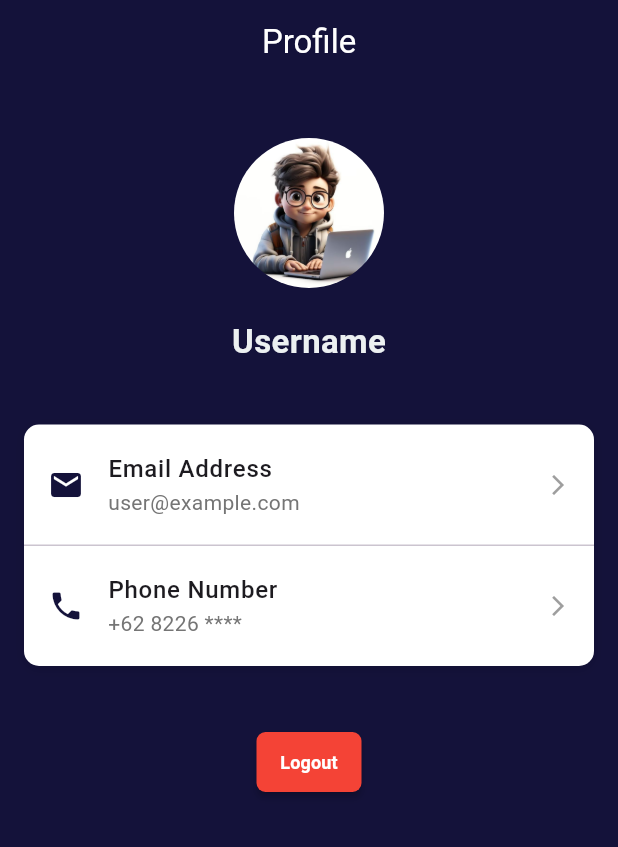
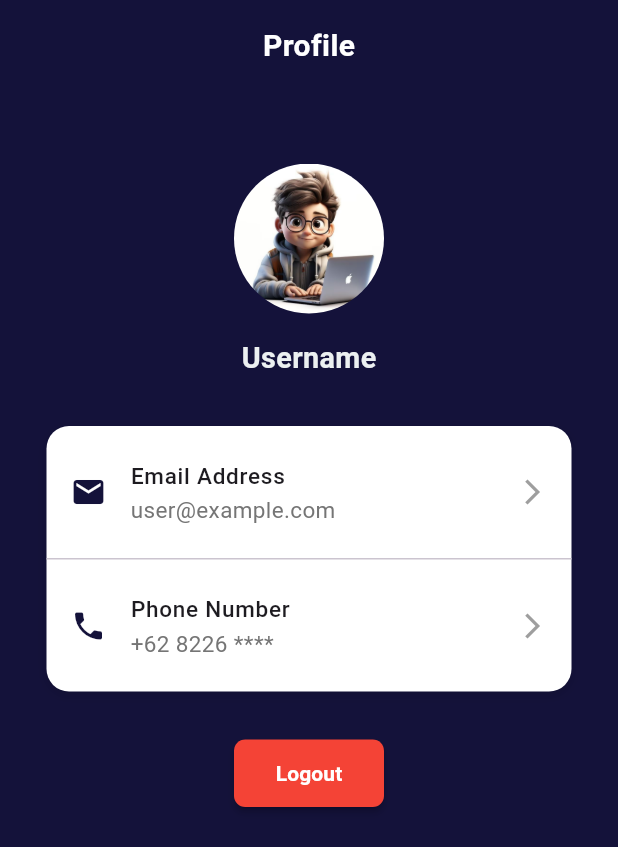
Before and after one commit to ForcesR2N/e-learning-project, a Flutter app: the ProfilePage screen opened directly, on a phone screen of 412 x 824 dp. Shown: the top 847 px of the screen. Run offline on Flutter 3.47's test engine with Material 3 defaults, Android fonts, the light colour scheme and no system bars; our stand-ins replace device_preview, get, sqflite, youtube_player_flutter; accounts and stored records are empty.

Commit message:
fix responsive profile page

```diff
--- a/lib/pages/profile_page.dart
+++ b/lib/pages/profile_page.dart
@@ -3,48 +3,67 @@ import 'package:get/get.dart';
 import 'package:e_learning/controller/controller.dart';
 import 'package:e_learning/component/my_color.dart';
 import 'package:e_learning/pages/login_page.dart';
+import 'package:e_learning/utils/responsive_layout.dart';
 
 class ProfilePage extends StatelessWidget {
   const ProfilePage({super.key});
 
-  static const double tabletBreakpoint = 600;
-  static const double desktopBreakpoint = 1200;
-
   @override
   Widget build(BuildContext context) {
-    final Controller controller = Get.find();
-    final isLandscape =
-        MediaQuery.of(context).orientation == Orientation.landscape;
-    final screenWidth = MediaQuery.of(context).size.width;
-    final screenHeight = MediaQuery.of(context).size.height;
-
-    final isTablet =
-        screenWidth >= tabletBreakpoint && screenWidth < desktopBreakpoint;
-
     return Scaffold(
       backgroundColor: AppColor.primaryBlue,
-      appBar: AppBar(
-        title: Text("Profile", style: TextStyle(color: Colors.white)),
-        backgroundColor: AppColor.primaryBlue,
-        elevation: 0,
-        centerTitle: true,
-        automaticallyImplyLeading: false,
-      ),
-      body: SafeArea(
-        child: SingleChildScrollView(
-          child: Padding(
-            padding: EdgeInsets.all(isTablet ? 24.0 : 16.0),
-            child: isLandscape
-                ? _buildLandscapeLayout(
-                    controller, screenWidth, screenHeight, isTablet)
-                : _buildPortraitLayout(controller, isTablet),
-          ),
-        ),
+      body: Responsive(
+        mobile: _buildProfileContent(context),
+        tablet: _buildProfileContent(context, isTablet: true),
       ),
     );
   }
 
-  Widget _buildPortraitLayout(Controller controller, bool isTablet) {
+  Widget _buildProfileContent(BuildContext context, {bool isTablet = false}) {
+    final Controller controller = Get.find();
+    final isLandscape = Responsive.isLandscape(context);
+
+    return SafeArea(
+      child: Column(
+        children: [
+          _buildAppBar(context, isTablet),
+          Expanded(
+            child: SingleChildScrollView(
+              child: Padding(
+                padding: EdgeInsets.all(context.spacing),
+                child: isLandscape
+                    ? _buildLandscapeLayout(context, controller, isTablet)
+                    : _buildPortraitLayout(context, controller, isTablet),
+              ),
+            ),
+          ),
+        ],
+      ),
+    );
+  }
+
+  Widget _buildAppBar(BuildContext context, bool isTablet) {
+    return Container(
+      padding: EdgeInsets.all(context.spacing),
+      color: AppColor.primaryBlue,
+      child: Row(
+        mainAxisAlignment: MainAxisAlignment.center,
+        children: [
+          Text(
+            "Profile",
+            style: TextStyle(
+              color: Colors.white,
+              fontSize: isTablet ? 30.0 : 20.0,
+              fontWeight: FontWeight.bold,
+            ),
+          ),
+        ],
+      ),
+    );
+  }
+
+  Widget _buildPortraitLayout(
+      BuildContext context, Controller controller, bool isTablet) {
     return Center(
       child: Container(
         constraints: BoxConstraints(
@@ -53,56 +72,55 @@ class ProfilePage extends StatelessWidget {
         child: Column(
           crossAxisAlignment: CrossAxisAlignment.center,
           children: [
-            SizedBox(height: isTablet ? 60 : 20),
-            _buildProfileImage(isTablet),
-            SizedBox(height: isTablet ? 30 : 20),
-            _buildUsername(controller, isTablet),
-            SizedBox(height: isTablet ? 60 : 40),
-            _buildInfoList(isTablet),
-            SizedBox(height: isTablet ? 60 : 40),
-            _buildLogoutButton(isTablet),
-            SizedBox(height: 20),
+            SizedBox(height: context.spacing * 2),
+            _buildProfileImage(context, isTablet),
+            SizedBox(height: context.spacing),
+            _buildUsername(context, controller, isTablet),
+            SizedBox(height: context.spacing * 2),
+            _buildInfoList(context, isTablet),
+            SizedBox(height: context.spacing * 2),
+            _buildLogoutButton(context, isTablet),
+            SizedBox(height: context.spacing),
           ],
         ),
       ),
     );
   }
 
-  Widget _buildLandscapeLayout(Controller controller, double screenWidth,
-      double screenHeight, bool isTablet) {
+  Widget _buildLandscapeLayout(
+      BuildContext context, Controller controller, bool isTablet) {
     return Center(
       child: Container(
         constraints: BoxConstraints(
           maxWidth: isTablet ? 900 : double.infinity,
         ),
         child: Row(
-          crossAxisAlignment: CrossAxisAlignment.center,
+          crossAxisAlignment: CrossAxisAlignment.start,
+          mainAxisAlignment: MainAxisAlignment.center,
           children: [
             Expanded(
-              flex: isTablet ? 2 : 4,
+              flex: 1,
               child: Column(
                 mainAxisAlignment: MainAxisAlignment.center,
                 children: [
-                  SizedBox(height: isTablet ? 120 : 20),
-                  _buildProfileImage(isTablet),
-                  SizedBox(height: isTablet ? 30 : 20),
-                  _buildUsername(controller, isTablet),
+                  SizedBox(height: context.spacing),
+                  _buildProfileImage(context, isTablet),
+                  SizedBox(height: context.spacing),
+                  _buildUsername(context, controller, isTablet),
                 ],
               ),
             ),
-            SizedBox(width: isTablet ? 60 : 20),
+            SizedBox(width: context.spacing * 3),
             Expanded(
-              flex: isTablet ? 2 : 4,
-              child: Center(
-                child: Column(
-                  mainAxisAlignment: MainAxisAlignment.center,
-                  children: [
-                    SizedBox(height: isTablet ? 120 : 40),
-                    _buildInfoList(isTablet),
-                    SizedBox(height: isTablet ? 40 : 20),
-                    _buildLogoutButton(isTablet),
-                  ],
-                ),
+              flex: 2,
+              child: Column(
+                mainAxisAlignment: MainAxisAlignment.center,
+                children: [
+                  SizedBox(height: context.spacing * 2),
+                  _buildInfoList(context, isTablet),
+                  SizedBox(height: context.spacing * 3),
+                  _buildLogoutButton(context, isTablet),
+                ],
               ),
             ),
           ],
@@ -111,20 +129,21 @@ class ProfilePage extends StatelessWidget {
     );
   }
 
-  Widget _buildProfileImage(bool isTablet) {
+  Widget _buildProfileImage(BuildContext context, bool isTablet) {
     return CircleAvatar(
-      radius: isTablet ? 90 : 50,
+      radius: isTablet ? 100 : 50,
       backgroundImage: AssetImage('lib/image/profile_pic.jpg'),
       backgroundColor: AppColor.primaryBlue.withOpacity(0.2),
     );
   }
 
-  Widget _buildUsername(Controller controller, bool isTablet) {
+  Widget _buildUsername(
+      BuildContext context, Controller controller, bool isTablet) {
     return Obx(
       () => Text(
         controller.name.isNotEmpty ? controller.name.value : "Username",
         style: TextStyle(
-          fontSize: isTablet ? 35 : 22,
+          fontSize: isTablet ? context.fontSize * 2 : context.fontSize * 1.2,
           fontWeight: FontWeight.bold,
           color: AppColor.textColor,
         ),
@@ -132,11 +151,12 @@ class ProfilePage extends StatelessWidget {
     );
   }
 
-  Widget _buildInfoList(bool isTablet) {
+  Widget _buildInfoList(BuildContext context, bool isTablet) {
     return Container(
+      width: isTablet ? 500 : 350,
       decoration: BoxDecoration(
         color: Colors.white,
-        borderRadius: BorderRadius.circular(isTablet ? 16 : 10),
+        borderRadius: BorderRadius.circular(context.radius),
         boxShadow: [
           BoxShadow(
             color: Colors.black12,
@@ -148,6 +168,7 @@ class ProfilePage extends StatelessWidget {
       child: Column(
         children: [
           _buildListTile(
+            context: context,
             icon: Icons.email,
             title: "Email Address",
             subtitle: "user@example.com",
@@ -155,6 +176,7 @@ class ProfilePage extends StatelessWidget {
           ),
           Divider(height: 1),
           _buildListTile(
+            context: context,
             icon: Icons.phone,
             title: "Phone Number",
             subtitle: "+62 8226 ****",
@@ -166,6 +188,7 @@ class ProfilePage extends StatelessWidget {
   }
 
   Widget _buildListTile({
+    required BuildContext context,
     required IconData icon,
     required String title,
     required String subtitle,
@@ -173,8 +196,8 @@ class ProfilePage extends StatelessWidget {
   }) {
     return ListTile(
       contentPadding: EdgeInsets.symmetric(
-        horizontal: isTablet ? 24.0 : 16.0,
-        vertical: isTablet ? 8.0 : 4.0,
+        horizontal: context.spacing,
+        vertical: context.spacing / 2,
       ),
       leading: Icon(
         icon,
@@ -185,28 +208,29 @@ class ProfilePage extends StatelessWidget {
         title,
         style: TextStyle(
           fontWeight: FontWeight.w500,
-          fontSize: isTablet ? 20 : 16,
+          fontSize: isTablet ? 20 : 15,
         ),
       ),
       subtitle: Text(
         subtitle,
         style: TextStyle(
           color: Colors.grey[600],
-          fontSize: isTablet ? 16 : 14,
+          fontSize: isTablet ? 20 : 15,
         ),
       ),
       trailing: Icon(
         Icons.arrow_forward_ios,
         color: Colors.grey,
-        size: isTablet ? 20 : 16,
+        size: context.iconSize - 4,
       ),
       onTap: () {},
     );
   }
 
-  Widget _buildLogoutButton(bool isTablet) {
+  Widget _buildLogoutButton(BuildContext context, bool isTablet) {
     return Container(
-      width: isTablet ? 100 : 70,
+      width: isTablet ? 150 : 100,
+      height: isTablet ? 50 : 45,
       child: ElevatedButton(
         onPressed: () {
           Get.offAll(() => LoginPage());
@@ -215,11 +239,11 @@ class ProfilePage extends StatelessWidget {
           backgroundColor: Colors.red,
           foregroundColor: Colors.white,
           padding: EdgeInsets.symmetric(
-            vertical: isTablet ? 8.0 : 5.0,
-            horizontal: isTablet ? 16.0 : 10.0,
+            vertical: context.spacing / 2,
+            horizontal: context.spacing,
           ),
           shape: RoundedRectangleBorder(
-            borderRadius: BorderRadius.circular(isTablet ? 8 : 6),
+            borderRadius: BorderRadius.circular(context.radius / 2),
           ),
           elevation: isTablet ? 3 : 2,
         ),
@@ -227,7 +251,7 @@ class ProfilePage extends StatelessWidget {
           "Logout",
           style: TextStyle(
             fontWeight: FontWeight.bold,
-            fontSize: isTablet ? 16 : 12,
+            fontSize: context.fontSize - 2,
           ),
         ),
       ),
```
Also changed, not shown: lib/pages/saved_page.dart (+70 -30 lines), lib/utils/responsive_layout.dart (line endings or trailing spaces).
